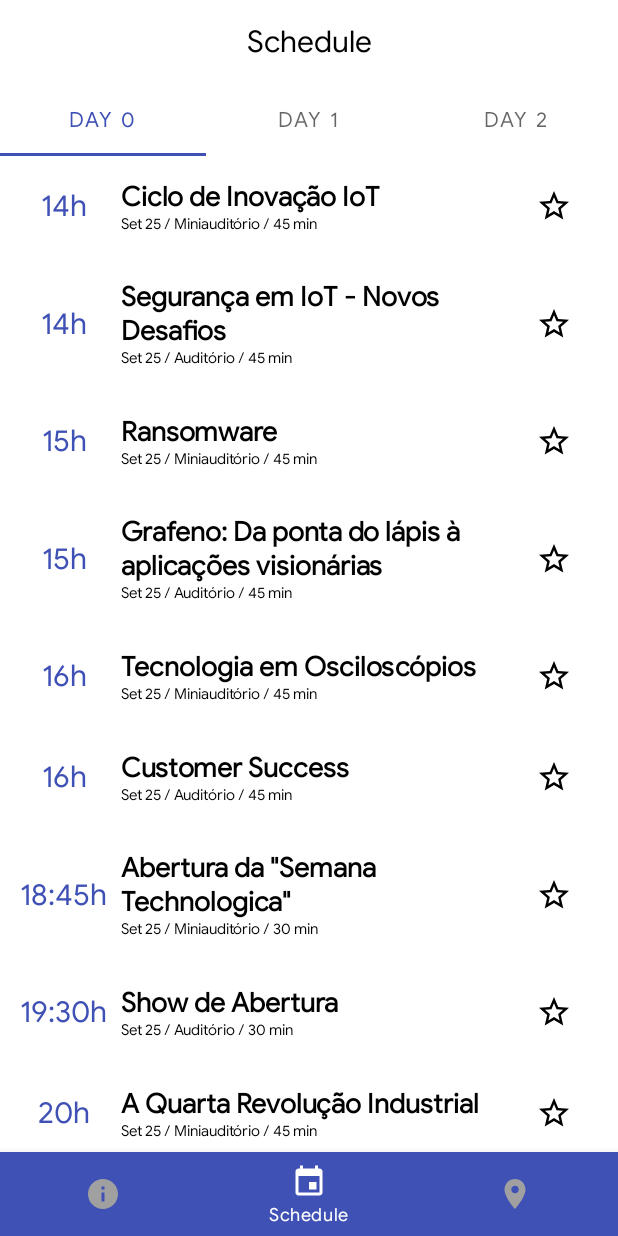
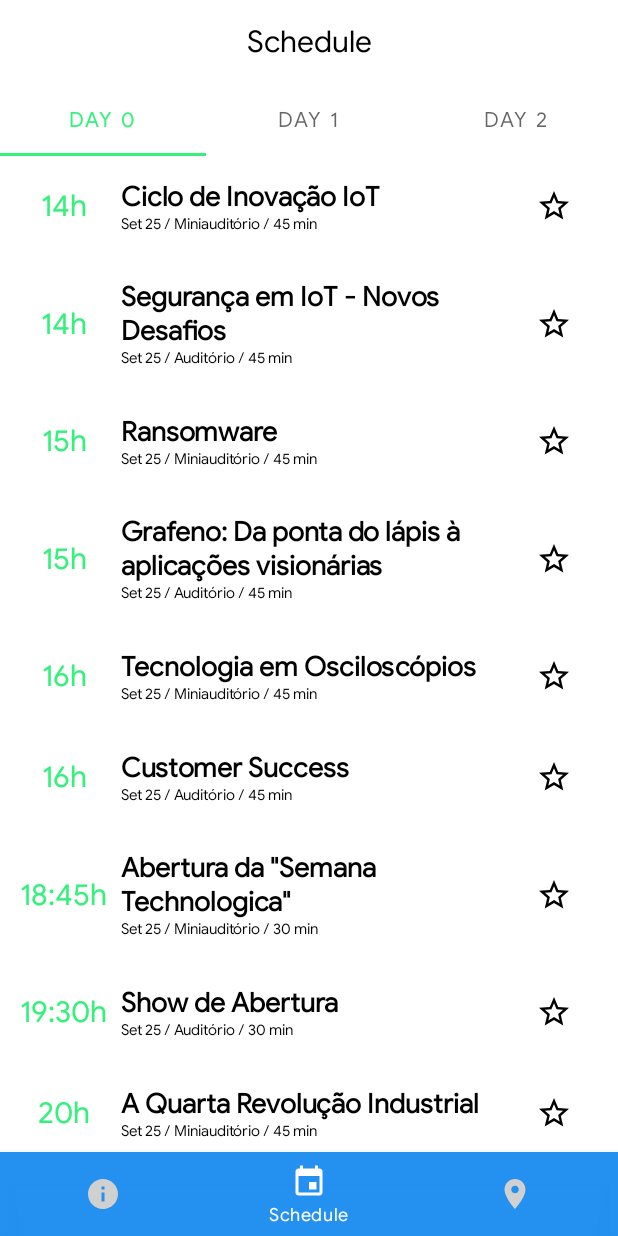
Before and after one commit to OtavioMiguel19/Events, an Android app: the screen it shows after launch (MainActivity), on a phone screen of 412 x 824 dp. Run offline under Robolectric (Android 15) with nearby library versions, the phone set to English and light mode, and no system bars.

Commit message:
ic_launcher added and set

```diff
--- a/app/build.gradle
+++ b/app/build.gradle
@@ -1,13 +1,13 @@
 apply plugin: 'com.android.application'
 
 android {
-    compileSdkVersion 'android-P'
+    compileSdkVersion 28
     defaultConfig {
         applicationId "com.vidroid.com.br.apps.event"
         minSdkVersion 15
         targetSdkVersion 28
-        versionCode 1
-        versionName "1.0"
+        versionCode 2
+        versionName "1.2"
         testInstrumentationRunner "android.support.test.runner.AndroidJUnitRunner"
     }
     buildTypes {
--- a/app/src/main/AndroidManifest.xml
+++ b/app/src/main/AndroidManifest.xml
@@ -27,10 +27,8 @@
                 <category android:name="android.intent.category.LAUNCHER" />
             </intent-filter>
         </activity>
-
         <meta-data
             android:name="com.google.android.geo.API_KEY"
             android:value="AIzaSyCVyACafWYwKBKVSfqVsbZ6XysyObGeZrA" />
     </application>
-
 </manifest>
--- a/app/src/main/res/drawable/ic_star_black_24dp.xml
+++ b/app/src/main/res/drawable/ic_star_black_24dp.xml
@@ -4,6 +4,6 @@
         android:viewportWidth="24.0"
         android:viewportHeight="24.0">
     <path
-        android:fillColor="#FF000000"
+        android:fillColor="#34f17b"
         android:pathData="M12,17.27L18.18,21l-1.64,-7.03L22,9.24l-7.19,-0.61L12,2 9.19,8.63 2,9.24l5.46,4.73L5.82,21z"/>
 </vector>
--- a/app/src/main/res/layout/activity_main.xml
+++ b/app/src/main/res/layout/activity_main.xml
@@ -11,7 +11,7 @@
         android:layout_width="match_parent"
         android:layout_height="wrap_content"
         android:layout_gravity="bottom"
-        android:background="@color/colorPrimary"
+        android:background="@color/colorBlue"
         app:labelVisibilityMode="selected"
         app:itemIconTint="@drawable/bottom_navigation_colors"
         app:itemTextColor="@drawable/bottom_navigation_colors"
--- a/app/src/main/res/mipmap-anydpi-v26/ic_launcher.xml
+++ b/app/src/main/res/mipmap-anydpi-v26/ic_launcher.xml
@@ -1,5 +1,5 @@
 <?xml version="1.0" encoding="utf-8"?>
 <adaptive-icon xmlns:android="http://schemas.android.com/apk/res/android">
-    <background android:drawable="@drawable/ic_launcher_background" />
-    <foreground android:drawable="@drawable/ic_launcher_foreground" />
+    <background android:drawable="@color/colorWhite" />
+    <foreground android:drawable="@drawable/web_hi_res_512" />
 </adaptive-icon>
--- a/app/src/main/res/values/colors.xml
+++ b/app/src/main/res/values/colors.xml
@@ -1,10 +1,11 @@
 <?xml version="1.0" encoding="utf-8"?>
 <resources>
-    <color name="colorPrimary">#3F51B5</color>
+    <color name="colorPrimary">#34f17b</color>
     <color name="colorPrimaryDark">#ffffff</color>
-    <color name="colorAccent">#3F51B5</color>
+    <color name="colorAccent">#34f17b</color>
 
     <color name="colorWhite">#ffffff</color>
-    <color name="colorGrey">#a0a0a0</color>
+    <color name="colorGrey">#d0d0d0</color>
     <color name="colorBlack">#000000</color>
+    <color name="colorBlue">#fc228fef</color>
 </resources>
--- a/app/src/main/res/values/strings.xml
+++ b/app/src/main/res/values/strings.xml
@@ -1,5 +1,5 @@
 <resources>
-    <string name="app_name">Event</string>
+    <string name="app_name">ST17</string>
 
     <!-- TODO: Remove or change this placeholder text -->
     <string name="hello_blank_fragment">Hello blank fragment</string>
```
Also changed, not shown: app/src/main/res/drawable/web_hi_res_512.png (added), app/src/main/res/mipmap-hdpi/ic_launcher.png, app/src/main/res/mipmap-hdpi/ic_launcher_round.png, app/src/main/res/mipmap-mdpi/ic_launcher.png, app/src/main/res/mipmap-mdpi/ic_launcher_round.png, app/src/main/res/mipmap-xhdpi/ic_launcher.png, app/src/main/res/mipmap-xhdpi/ic_launcher_round.png, app/src/main/res/mipmap-xxhdpi/ic_launcher.png, app/src/main/res/mipmap-xxhdpi/ic_launcher_round.png, app/src/main/res/mipmap-xxxhdpi/ic_launcher.png, app/src/main/res/mipmap-xxxhdpi/ic_launcher_round.png, app/src/main/web_hi_res_512.png (added), 2 other files.
